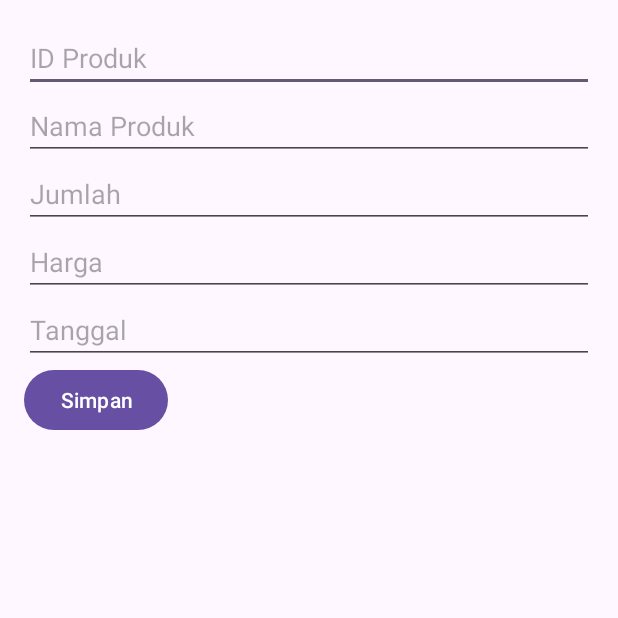
After one commit to karllo2111/TPA-Frontend, an Android app: the TambahProdukActivity screen opened directly, with no data from a screen before it, on a phone screen of 412 x 824 dp, the top half of it. The commit adds this screen. Run offline under Robolectric (Android 15) with nearby library versions, the phone set to English and light mode, and no system bars.

Commit message:
finishing crud produk

```diff
--- a/app/src/main/java/com/example/tenizenapp/LoginActivity.kt
+++ b/app/src/main/java/com/example/tenizenapp/LoginActivity.kt
@@ -25,6 +25,8 @@ class LoginActivity : AppCompatActivity() {
         etPassword = findViewById(R.id.etPassword)
         btnLogin = findViewById(R.id.btnLogin)
         tvRegister = findViewById(R.id.tvRegister)
+
+
 
         btnLogin.setOnClickListener {
             val email = etEmail.text.toString()
--- /dev/null
+++ b/app/src/main/java/com/example/tenizenapp/TambahProdukActivity.kt
@@ -0,0 +1,98 @@
+package com.example.tenizenapp
+
+import android.app.DatePickerDialog
+import android.os.AsyncTask
+import android.os.Bundle
+import android.widget.*
+import androidx.appcompat.app.AppCompatActivity
+import org.json.JSONObject
+import java.text.SimpleDateFormat
+import java.util.*
+
+class TambahProdukActivity : AppCompatActivity() {
+
+    private lateinit var etID: EditText
+    private lateinit var etNama: EditText
+    private lateinit var etJumlah: EditText
+    private lateinit var etHarga: EditText
+    private lateinit var etTanggal: EditText
+    private lateinit var btnSimpan: Button
+
+    private val calendar = Calendar.getInstance()
+
+    override fun onCreate(savedInstanceState: Bundle?) {
+        super.onCreate(savedInstanceState)
+        setContentView(R.layout.activity_tambah_produk)
+
+        etID = findViewById(R.id.etID)
+        etNama = findViewById(R.id.etNama)
+        etJumlah = findViewById(R.id.etJumlah)
+        etHarga = findViewById(R.id.etHarga)
+        etTanggal = findViewById(R.id.etTanggal)
+        btnSimpan = findViewById(R.id.btnSimpan)
+
+        // DatePicker
+        etTanggal.setOnClickListener { showDatePicker() }
+
+        btnSimpan.setOnClickListener {
+            if (validateInput()) addProduk()
+        }
+    }
+
+    private fun showDatePicker() {
+        val listener = DatePickerDialog.OnDateSetListener { _, year, month, day ->
+            calendar.set(year, month, day)
+            val sdf = SimpleDateFormat("yyyy-MM-dd", Locale.US)
+            etTanggal.setText(sdf.format(calendar.time))
+        }
+        DatePickerDialog(
+            this,
+            listener,
+            calendar.get(Calendar.YEAR),
+            calendar.get(Calendar.MONTH),
+            calendar.get(Calendar.DAY_OF_MONTH)
+        ).show()
+    }
+
+    private fun validateInput(): Boolean {
+        if (etID.text.isBlank()) { etID.error = "ID tidak boleh kosong"; return false }
+        if (etNama.text.isBlank()) { etNama.error = "Nama tidak boleh kosong"; return false }
+        if (etJumlah.text.isBlank()) { etJumlah.error = "Jumlah tidak boleh kosong"; return false }
+        if (etHarga.text.isBlank()) { etHarga.error = "Harga tidak boleh kosong"; return false }
+        if (etTanggal.text.isBlank()) { etTanggal.error = "Tanggal tidak boleh kosong"; return false }
+        return true
+    }
+
+    private fun addProduk() {
+        val json = JSONObject().apply {
+            put("idproduk", etID.text.toString())
+            put("namaproduk", etNama.text.toString())
+            put("jumlah", etJumlah.text.toString())
+            put("harga", etHarga.text.toString())
+            put("tanggal", etTanggal.text.toString())
+            put(
+                "barcode",
+                "https://upload.wikimedia.org/wikipedia/commons/thumb/7/7a/Barcode128_Example.png/200px-Barcode128_Example.png"
+            )
+        }.toString()
+
+        AddProdukTaskJSON(json).execute()
+    }
+
+    private inner class AddProdukTaskJSON(val json: String) : AsyncTask<Void, Void, String>() {
+        override fun doInBackground(vararg params: Void?): String {
+            val requestHandler = RequestHandler()
+            return requestHandler.sendPostRequestJSON(Konfigurasi.URL_ADD_PRODUK, json)
+        }
+
+        override fun onPostExecute(result: String) {
+            super.onPostExecute(result)
+            if (result.contains("berhasil", ignoreCase = true)) {
+                Toast.makeText(this@TambahProdukActivity, "Berhasil menambahkan produk", Toast.LENGTH_SHORT).show()
+                finish()
+            } else {
+                Toast.makeText(this@TambahProdukActivity, "Gagal: $result", Toast.LENGTH_LONG).show()
+            }
+        }
+    }
+}
--- a/app/src/main/java/com/example/tenizenapp/konfigurasi.kt
+++ b/app/src/main/java/com/example/tenizenapp/konfigurasi.kt
@@ -20,6 +20,7 @@ object Konfigurasi {
     const val URL_GET_ALL_PRODUK = BASE_URL + "tampil_produk.php"
     const val URL_ADD_PRODUK = BASE_URL + "tambah_produk.php"
     const val URL_DELETE_PRODUK = BASE_URL + "hapus_produk.php"
+    const val URL_UPDATE_PRODUK = BASE_URL + "update_produk.php"
 
     // Transaksi Endpoints
     const val URL_GET_ALL_TRANSAKSI = BASE_URL + "tampil_transaksi.php"
--- /dev/null
+++ b/app/src/main/res/layout/activity_tambah_produk.xml
@@ -0,0 +1,48 @@
+<LinearLayout xmlns:android="http://schemas.android.com/apk/res/android"
+    android:orientation="vertical"
+    android:padding="16dp"
+    android:layout_width="match_parent"
+    android:layout_height="match_parent">
+
+    <EditText
+        android:id="@+id/etID"
+        android:hint="ID Produk"
+        android:layout_width="match_parent"
+        android:layout_height="wrap_content"/>
+
+    <EditText
+        android:id="@+id/etNama"
+        android:hint="Nama Produk"
+        android:layout_width="match_parent"
+        android:layout_height="wrap_content"/>
+
+    <EditText
+        android:id="@+id/etJumlah"
+        android:hint="Jumlah"
+        android:inputType="number"
+        android:layout_width="match_parent"
+        android:layout_height="wrap_content"/>
+
+    <EditText
+        android:id="@+id/etHarga"
+        android:hint="Harga"
+        android:inputType="number"
+        android:layout_width="match_parent"
+        android:layout_height="wrap_content"/>
+
+    <EditText
+        android:id="@+id/etTanggal"
+        android:hint="Tanggal"
+        android:focusable="false"
+        android:clickable="true"
+        android:inputType="none"
+        android:layout_width="match_parent"
+        android:layout_height="wrap_content"/>
+
+
+    <Button
+        android:id="@+id/btnSimpan"
+        android:text="Simpan"
+        android:layout_width="wrap_content"
+        android:layout_height="wrap_content"/>
+</LinearLayout>
```
Also changed, not shown: app/src/main/AndroidManifest.xml (+9 -0 lines), app/src/main/java/com/example/tenizenapp/EditProdukActivity.kt (added, +120 -0 lines), app/src/main/java/com/example/tenizenapp/MainActivity.kt (+11 -1 lines), app/src/main/java/com/example/tenizenapp/ProdukActivity.kt (added, +177 -0 lines), app/src/main/java/com/example/tenizenapp/RequestHandler.kt (+32 -0 lines), app/src/main/java/com/example/tenizenapp/activity_edit_produk.kt (added, +20 -0 lines), app/src/main/java/com/example/tenizenapp/activity_produk.kt (added, +20 -0 lines), app/src/main/java/com/example/tenizenapp/activity_tambah_produk.kt (added, +20 -0 lines), app/src/main/res/layout/activity_edit_produk.xml (added, +46 -0 lines), app/src/main/res/layout/activity_main.xml (+5 -5 lines), app/src/main/res/layout/activity_produk.xml (added, +35 -0 lines).
